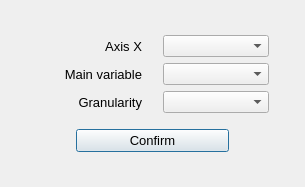
First picture: the form in main/plot_models/options_histogram_2d.ui, repository Kirikus/2024_Experiments, before the edit.
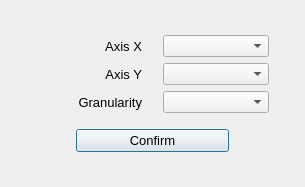
Second picture: the form after the edit.

Patch:
```diff
--- a/main/plot_models/options_histogram_2d.ui
+++ b/main/plot_models/options_histogram_2d.ui
@@ -73,7 +73,7 @@
             </font>
            </property>
            <property name="text">
-            <string>Main variable</string>
+            <string>Axis Y</string>
            </property>
            <property name="alignment">
             <set>Qt::AlignRight|Qt::AlignTrailing|Qt::AlignVCenter</set>
```
